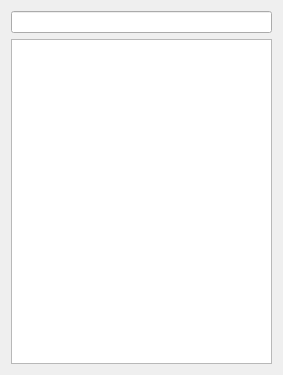
Qt form Code/Common/Gui/mvdApplicationsToolBox.ui (orfeotoolbox/OTB) before a commit.
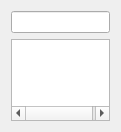
The same form after that commit.

Patch:
```diff
--- a/Code/Common/Gui/mvdApplicationsToolBox.ui
+++ b/Code/Common/Gui/mvdApplicationsToolBox.ui
@@ -6,8 +6,8 @@
    <rect>
     <x>0</x>
     <y>0</y>
-    <width>283</width>
-    <height>375</height>
+    <width>121</width>
+    <height>132</height>
    </rect>
   </property>
   <property name="windowTitle">
```
